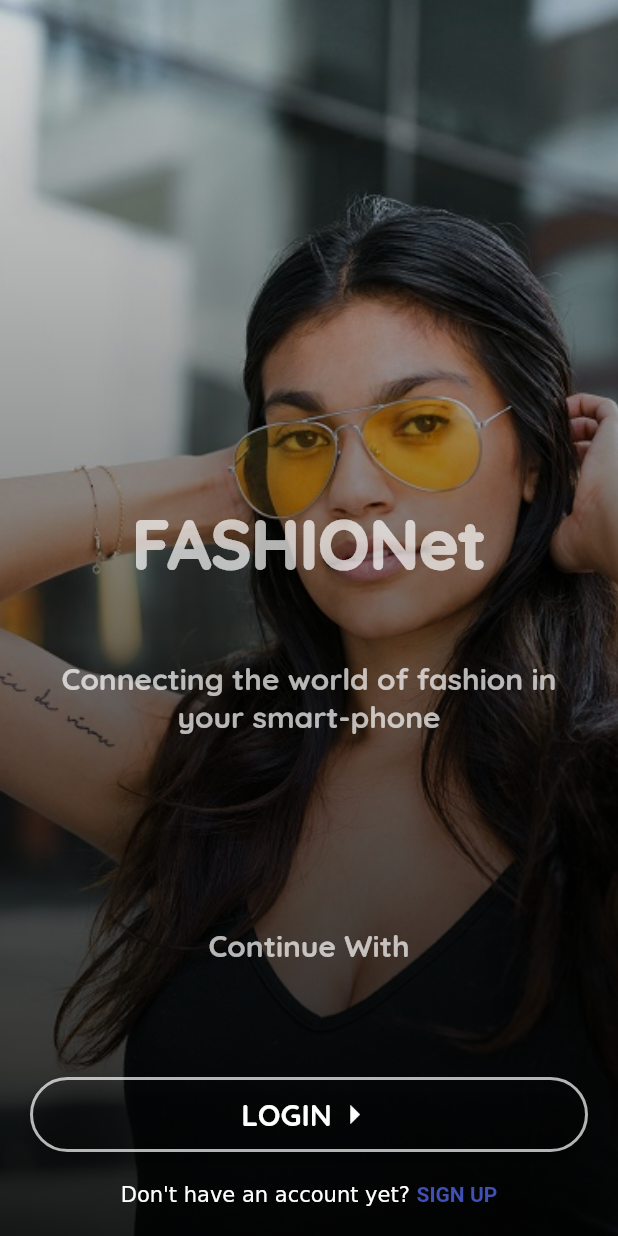
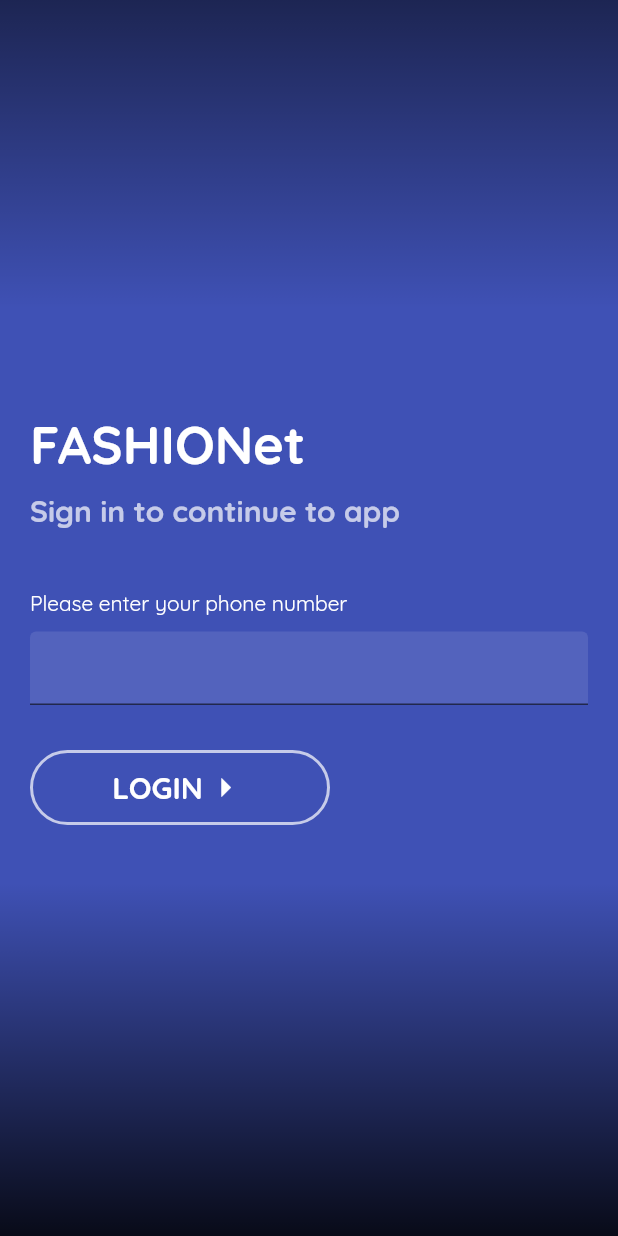
Before and after one commit to chrisoftech/fashionnet, a Flutter app: the screen it shows after launch, after a tap on "LOGIN", on a phone screen of 412 x 824 dp. Run offline on Flutter 3.47's test engine with Material 2 defaults, Android fonts, the phone set to English and light mode, and no system bars; our stand-ins replace carousel_slider.

Commit message:
Created auth-page route in main.dart, Created & designed auth-page (phone number authentication), Updated the route-navigation to auth-page from intro-page.

```diff
--- a/lib/main.dart
+++ b/lib/main.dart
@@ -22,7 +22,7 @@ class MyApp extends StatelessWidget {
       ),
       home: IntroPage(),
       routes: <String, WidgetBuilder>{
-        // '/': (BuildContext context) => AuthenticationPage(),
+        '/auth': (BuildContext context) => AuthPage(),
         '/home': (BuildContext context) => HomePage(),
         '/search': (BuildContext context) => SearchForm(),
         '/post-form': (BuildContext context) => PostFormPage(),
--- /dev/null
+++ b/lib/modules/auth/auth_page.dart
@@ -0,0 +1,272 @@
+import 'package:flutter/material.dart';
+
+enum AuthState { LOGIN, VERIFICATION, LOGGED_IN }
+
+class AuthPage extends StatefulWidget {
+  @override
+  _AuthPageState createState() => _AuthPageState();
+}
+
+class _AuthPageState extends State<AuthPage> {
+  AuthState _authState = AuthState.LOGIN;
+  final _phoneNumberController = TextEditingController();
+
+  @override
+  Widget build(BuildContext context) {
+    final double _deviceHeight = MediaQuery.of(context).size.height;
+    final double _deviceWidth = MediaQuery.of(context).size.width;
+
+    return GestureDetector(
+      onTap: () => FocusScope.of(context).requestFocus(FocusNode()),
+      child: Stack(
+        children: <Widget>[
+          _buildScaffold(
+              deviceHeight: _deviceHeight, deviceWidth: _deviceWidth),
+          _buildBottomGradientBackground(
+              deviceHeight: _deviceHeight, deviceWidth: _deviceWidth),
+          _buildTopGradientBackground(
+              deviceHeight: _deviceHeight, deviceWidth: _deviceWidth),
+        ],
+      ),
+    );
+  }
+
+  Widget _buildScaffold({@required deviceHeight, @required deviceWidth}) {
+    return Scaffold(
+      backgroundColor: Theme.of(context).primaryColor,
+      body: Container(
+        height: deviceHeight,
+        width: deviceWidth,
+        padding: EdgeInsets.all(20.0),
+        child: Column(
+          children: <Widget>[
+            Flexible(
+              child: Column(
+                mainAxisAlignment: MainAxisAlignment.center,
+                children: <Widget>[
+                  _buildLoginFormTitle(),
+                  SizedBox(height: 40.0),
+                  _authState == AuthState.LOGIN
+                      ? _buildLoginForm()
+                      : _buildVerificattionForm(),
+                ],
+              ),
+            ),
+          ],
+        ),
+      ),
+    );
+  }
+
+  Widget _buildTopGradientBackground(
+      {@required deviceHeight, @required deviceWidth}) {
+    final double _gradientHeight = deviceHeight / 4;
+
+    return Positioned(
+      top: 0.0,
+      height: _gradientHeight,
+      width: deviceWidth,
+      child: Container(
+        decoration: BoxDecoration(
+          gradient: LinearGradient(
+            begin: Alignment.bottomCenter,
+            end: Alignment.topCenter,
+            colors: [
+              Colors.transparent,
+              Colors.black54,
+            ],
+          ),
+        ),
+      ),
+    );
+  }
+
+  Widget _buildBottomGradientBackground(
+      {@required deviceHeight, @required deviceWidth}) {
+    final double _gradientHeight = deviceHeight / 3.5;
+
+    return Positioned(
+      bottom: 0.0,
+      height: _gradientHeight,
+      width: deviceWidth,
+      child: Container(
+        decoration: BoxDecoration(
+          gradient: LinearGradient(
+            begin: Alignment.topCenter,
+            end: Alignment.bottomCenter,
+            colors: [
+              Colors.transparent,
+              Colors.black87,
+            ],
+          ),
+        ),
+      ),
+    );
+  }
+
+  Widget _buildLoginFormTitle() {
+    return Column(
+      crossAxisAlignment: CrossAxisAlignment.start,
+      children: <Widget>[
+        Row(
+          children: <Widget>[
+            Text(
+              'FASHIONet',
+              style: TextStyle(
+                  color: Colors.white,
+                  fontSize: 35.0,
+                  fontWeight: FontWeight.bold),
+            ),
+          ],
+        ),
+        SizedBox(height: 10.0),
+        _authState == AuthState.LOGIN
+            ? Text(
+                'Sign in to continue to app',
+                style: TextStyle(
+                    color: Colors.white70,
+                    fontSize: 20.0,
+                    fontWeight: FontWeight.bold),
+              )
+            : Text(
+                'Please, enter the verification code we sent to you (${_phoneNumberController.text})',
+                style: TextStyle(
+                    color: Colors.white70,
+                    fontSize: 18.0,
+                    fontWeight: FontWeight.bold),
+              ),
+      ],
+    );
+  }
+
+  Widget _buildLoginForm() {
+    return Column(
+      crossAxisAlignment: CrossAxisAlignment.start,
+      children: <Widget>[
+        Text(
+          'Please enter your phone number',
+          style: TextStyle(
+            color: Colors.white,
+          ),
+        ),
+        SizedBox(height: 10.0),
+        TextField(
+          keyboardType: TextInputType.number,
+          controller: _phoneNumberController,
+          style: TextStyle(color: Colors.white, fontSize: 20.0),
+          decoration: InputDecoration(filled: true, fillColor: Colors.white10),
+        ),
+        SizedBox(height: 30.0),
+        _buildLoginControlButton(),
+      ],
+    );
+  }
+
+  Widget _buildVerificationFormField() {
+    return Expanded(
+      child: TextField(
+        maxLength: 1,
+        textAlign: TextAlign.center,
+        keyboardType: TextInputType.number,
+        style: TextStyle(
+            color: Colors.white, fontSize: 25.0, fontWeight: FontWeight.bold),
+        decoration: InputDecoration(
+          filled: true,
+          fillColor: Colors.white10,
+          counterText: '',
+          border: InputBorder.none,
+        ),
+      ),
+    );
+  }
+
+  Widget _buildVerificattionForm() {
+    return Column(
+      crossAxisAlignment: CrossAxisAlignment.start,
+      children: <Widget>[
+        Row(
+          children: <Widget>[
+            _buildVerificationFormField(),
+            SizedBox(width: 20.0),
+            _buildVerificationFormField(),
+            SizedBox(width: 20.0),
+            _buildVerificationFormField(),
+            SizedBox(width: 20.0),
+            _buildVerificationFormField(),
+          ],
+        ),
+        SizedBox(height: 20.0),
+        Material(
+          color: Colors.transparent,
+          child: InkWell(
+            onTap: () {
+              print('Request new code!');
+              setState(() {
+                if (_authState == AuthState.VERIFICATION) {
+                  _authState = AuthState.LOGIN;
+                }
+              });
+            },
+            child: Container(
+              padding: EdgeInsets.symmetric(vertical: 5.0, horizontal: 10.0),
+              child: Text(
+                'Request a new code',
+                style:
+                    TextStyle(color: Colors.white, fontWeight: FontWeight.bold),
+              ),
+            ),
+          ),
+        ),
+        SizedBox(height: 30.0),
+        _buildLoginControlButton()
+      ],
+    );
+  }
+
+  Widget _buildLoginControlButton() {
+    return Material(
+      color: Colors.transparent,
+      borderRadius: BorderRadius.circular(30.0),
+      child: InkWell(
+        borderRadius: BorderRadius.circular(30.0),
+        onTap: () {
+          // Navigator.of(context).pushNamed('/auth');
+          setState(() {
+            if (_authState == AuthState.LOGIN) {
+              _authState = AuthState.VERIFICATION;
+            } else if (_authState == AuthState.VERIFICATION) {
+              _authState = AuthState.LOGGED_IN;
+              Navigator.of(context).pushReplacementNamed('/home');
+            }
+          });
+        },
+        child: Container(
+          height: 50.0,
+          width: 200.0,
+          alignment: Alignment.center,
+          decoration: BoxDecoration(
+              border: Border.all(width: 2.0, color: Colors.white70),
+              borderRadius: BorderRadius.circular(30.0)),
+          child: Row(
+            mainAxisAlignment: MainAxisAlignment.center,
+            children: <Widget>[
+              Text(
+                _authState == AuthState.LOGIN ? 'LOGIN' : 'VERIFY CODE',
+                style: TextStyle(
+                  color: Colors.white,
+                  fontSize: 20.0,
+                  fontWeight: FontWeight.bold,
+                ),
+              ),
+              Icon(
+                Icons.arrow_right,
+                size: 30.0,
+                color: Colors.white,
+              )
+            ],
+          ),
+        ),
+      ),
+    );
+  }
+}
--- a/lib/modules/auth/intro_page.dart
+++ b/lib/modules/auth/intro_page.dart
@@ -79,7 +79,7 @@ class _IntroPageState extends State<IntroPage> {
                                   fontSize: 45.0,
                                   fontWeight: FontWeight.w900),
                             ),
-                            SizedBox(height: 50.0),
+                            SizedBox(height: 30.0),
                             Text(
                               'Connecting the world of fashion in your smart-phone',
                               textAlign: TextAlign.center,
@@ -118,8 +118,8 @@ class _IntroPageState extends State<IntroPage> {
                                     child: InkWell(
                                       borderRadius: BorderRadius.circular(30.0),
                                       onTap: () {
-                                        // Navigator.of(context)
-                                        //     .pushReplacementNamed('/home');
+                                        Navigator.of(context)
+                                            .pushNamed('/auth');
                                       },
                                       child: Container(
                                         height: 50.0,
--- a/lib/modules/modules.dart
+++ b/lib/modules/modules.dart
@@ -1,6 +1,7 @@
 export 'admin/post_form_page.dart';
 export 'admin/profile_page.dart';
 
+export 'auth/auth_page.dart';
 export 'auth/intro_page.dart';
 
 export 'general/bookmark_page.dart';
```
